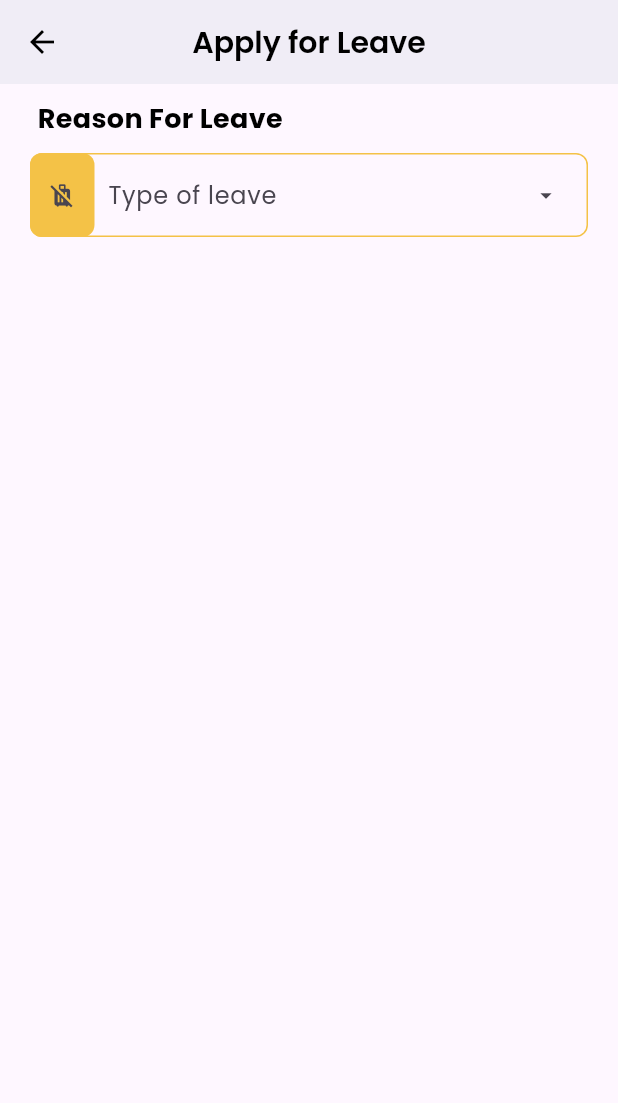
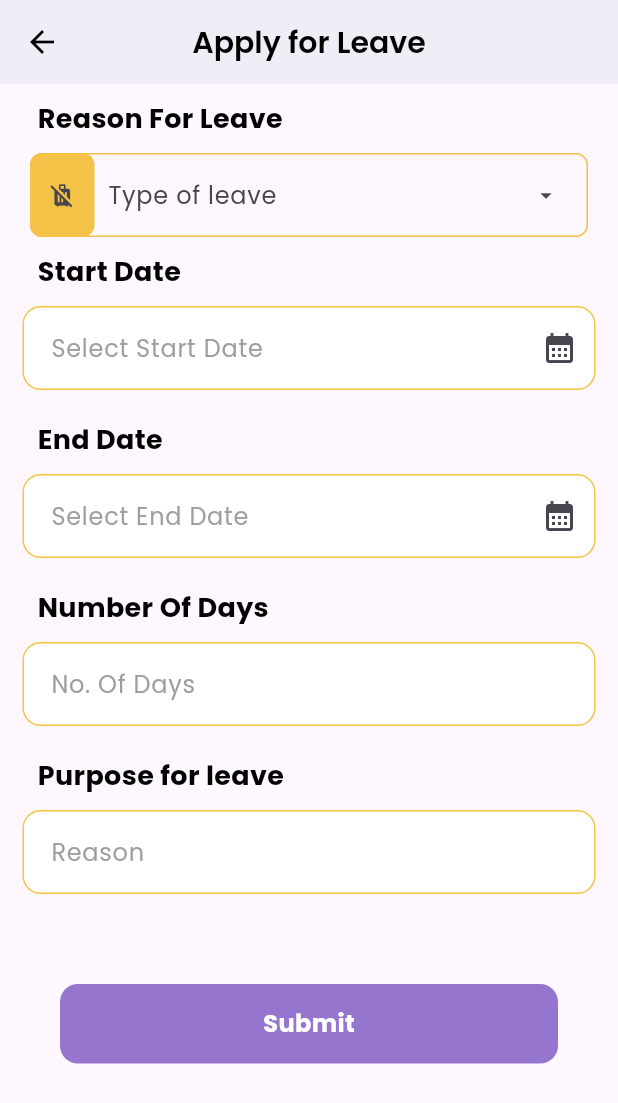
Before and after one commit to adinegi123/HRMS-Attendance-app, a Flutter app: the ApplyLeave screen opened directly, on a phone screen of 412 x 824 dp. Shown: the top 1103 px of the screen. Run offline on Flutter 3.47's test engine with Material 3 defaults, Android fonts, the phone set to English and light mode, and no system bars; our stand-ins replace carousel_slider, cloud_firestore, device_info_plus, equatable, firebase_auth, firebase_core and 10 more; missing offline and left inert: flutter_inappwebview, flutter_network_connectivity, random_string_generator; accounts and stored records are empty; project files that could hold a hidden picture were left out.

Commit message:
daily report, leave approval

```diff
--- a/lib/components/custom dropdown.dart
+++ b/lib/components/custom dropdown.dart
@@ -1,5 +1,4 @@
 import 'package:flutter/material.dart';
-
 import '../class/constant.dart';
 
 class CustomDropDownMenu extends StatelessWidget {
@@ -18,6 +17,7 @@ class CustomDropDownMenu extends StatelessWidget {
         this.trailingIcon,
         this.onSelect,
         this.controller});
+
   final List<DropdownMenuEntry<Object?>> dropdownMenuEntries;
   final Object? initialSelection;
   final double? width;
--- a/lib/components/drawer.dart
+++ b/lib/components/drawer.dart
@@ -58,7 +58,7 @@ class Drawers extends StatelessWidget {
               Navigator.pop(context);
             },
           ),
-          ListTile(
+          /*ListTile(
             title: const Text('Leave Approval'),
             leading: const Icon(Icons.info),
             trailing: const Icon(
@@ -69,7 +69,7 @@ class Drawers extends StatelessWidget {
               Navigator.pop(context);
               Navigator.pushNamed(context, Routes.leaveApprovalRoute);
             },
-          ),
+          ),*/
           ListTile(
             title: const Text('Log Out'),
             leading: const Icon(Icons.logout),
--- a/lib/components/my_textfields.dart
+++ b/lib/components/my_textfields.dart
@@ -39,7 +39,7 @@ class MyTextField extends StatelessWidget {
           suffixIcon: suffixIcon,
           enabledBorder: OutlineInputBorder(
               borderRadius: BorderRadius.circular(12),
-              borderSide: BorderSide.none),
+              borderSide: BorderSide(color: ColorConst.AccentColor)),
           focusedBorder: OutlineInputBorder(
               borderRadius: BorderRadius.circular(12),
               borderSide: const BorderSide(color: ColorConst.borderSide)),
--- a/lib/screens/apply_for_leave/apply_leave.dart
+++ b/lib/screens/apply_for_leave/apply_leave.dart
@@ -1,4 +1,6 @@
+import 'package:attendance_app/components/buttons.dart';
 import 'package:attendance_app/components/custom_text_widget.dart';
+import 'package:attendance_app/components/my_textfields.dart';
 import 'package:attendance_app/components/secondary_appbar.dart';
 import 'package:flutter/material.dart';
 import '../../components/custom dropdown.dart';
@@ -12,16 +14,22 @@ class ApplyLeave extends StatefulWidget {
 
 class _ApplyLeaveState extends State<ApplyLeave> {
   final List<String> leaveType = [
-    'Select reason'
     'Casual',
     'Sick Leave',
     'Other'
   ];
+
+  TextEditingController startDateController = TextEditingController();
+  TextEditingController endDateController = TextEditingController();
+  TextEditingController totalDaysController = TextEditingController();
+  TextEditingController reason = TextEditingController();
+
   @override
   Widget build(BuildContext context) {
     return Scaffold(
       appBar: const SecondaryAppBar(screenName: "Apply for Leave"),
-      body: Column(
+      body: SingleChildScrollView(
+        child: Column(
           crossAxisAlignment: CrossAxisAlignment.start,
           children: [
             const MyTextWidget(text: "Reason For Leave"),
@@ -44,9 +52,34 @@ class _ApplyLeaveState extends State<ApplyLeave> {
                 contentPadding: const EdgeInsets.only(left: 10),
               ),
             ),
-
-
+            const MyTextWidget(text: "Start Date"),
+            MyTextField(hintText: "Select Start Date",
+              controller: startDateController,
+              suffixIcon: const Icon(Icons.calendar_month),
+            ),
+            const MyTextWidget(text: "End Date",),
+            MyTextField(hintText: "Select End Date",
+              controller: endDateController,
+              suffixIcon: const Icon(Icons.calendar_month),
+            ),
+            const MyTextWidget(text: "Number Of Days"),
+            MyTextField(hintText: "No. Of Days",
+              controller: totalDaysController
+            ),
+            const MyTextWidget(text: "Purpose for leave"),
+            MyTextField(hintText: "Reason",
+              controller: reason
+            ),
+            const SizedBox(height: 50,),
+            Center(child: Buttons(onTap: (){},
+                buttonText: const Center(
+                    child: Text("Submit", style: TextStyle(
+                    fontSize: 16,
+                    fontWeight: FontWeight.bold,
+                    color: Colors.white),)
+                ))),
           ],
+        ),
       ),
     );
   }
--- a/lib/shared/exit_popup.dart
+++ b/lib/shared/exit_popup.dart
@@ -8,7 +8,7 @@ Future<bool> showExitPopup(context) async{
       builder: (BuildContext context) {
         return AlertDialog(
           content: Container(
-            height: 120,
+            height: 130,
             child: Column(
               crossAxisAlignment: CrossAxisAlignment.center,
               children: [
--- a/lib/shared/logout_popup.dart
+++ b/lib/shared/logout_popup.dart
@@ -30,7 +30,7 @@ class LogoutPopup extends StatelessWidget {
          ),
        ],*/
          content: Container(
-           height: 120,
+           height: 130,
            child: Column(
              crossAxisAlignment: CrossAxisAlignment.center,
              children: [
```
Also changed, not shown: lib/screens/daily_report/daily_report.dart (+10 -9 lines). Lines whose indentation alone changed are shown as unchanged.
